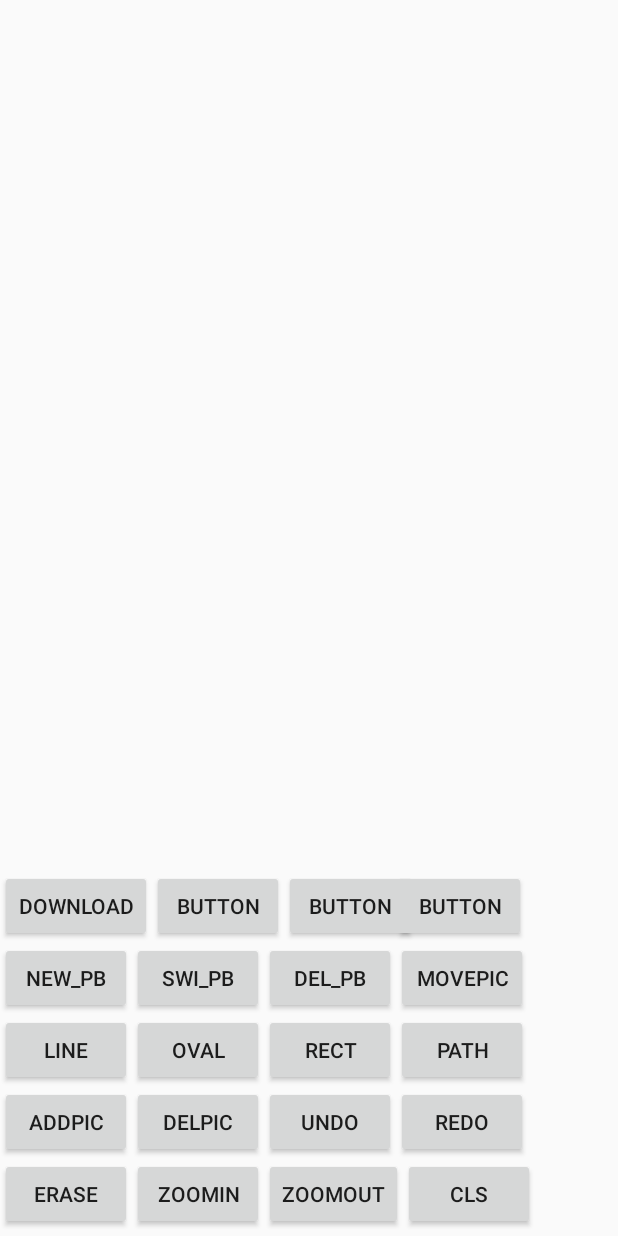
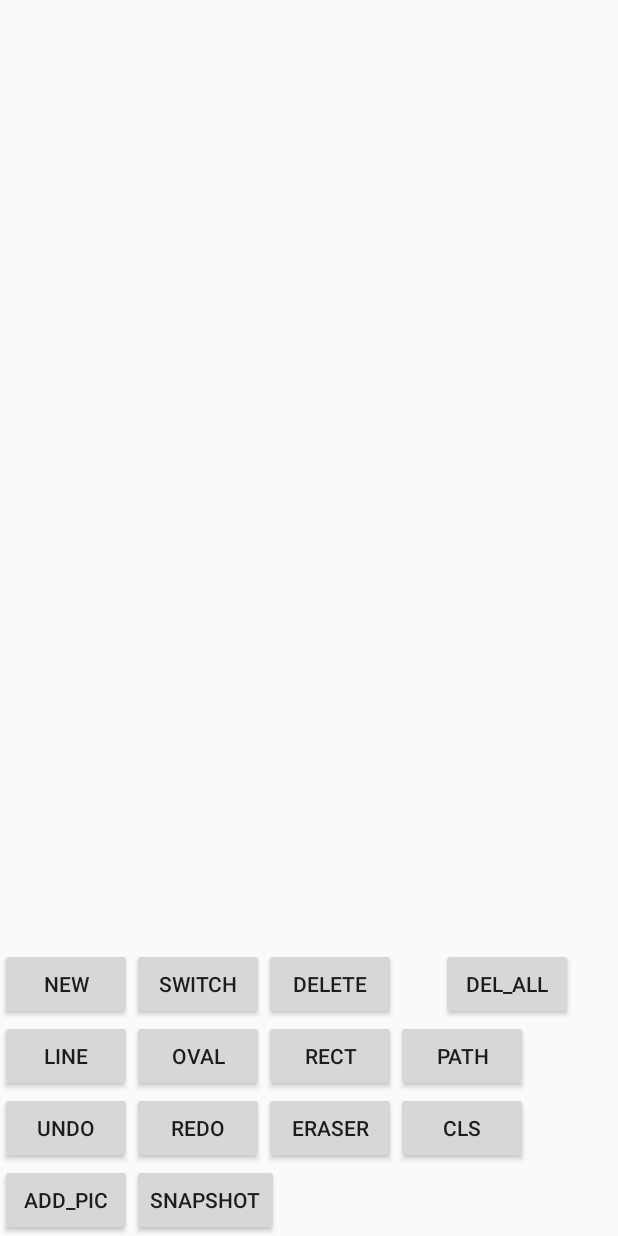
Before and after one commit to xingbiyanshu/vconfsdkdemo, an Android app: the DataCollaborateActivity screen opened directly, with no data from a screen before it, on a phone screen of 412 x 824 dp. Run offline under Robolectric (Android 15) with nearby library versions, the phone set to English and light mode, and no system bars; libraries missing offline, so code that uses them is left out: com.kedacom.vconf; 5 statements that could not run were skipped.

Commit message:
#########优化

```diff
--- a/app/src/main/res/layout/activity_data_collaborate.xml
+++ b/app/src/main/res/layout/activity_data_collaborate.xml
@@ -17,185 +17,137 @@
         android:layout_gravity="bottom"
         tools:ignore="HardcodedText" >
 
+
         <Button
-            android:id="@+id/create_paintboard"
+            android:id="@+id/new_board"
             android:layout_width="wrap_content"
             android:layout_height="wrap_content"
-            android:onClick="onCreatePaintBoardClicked"
-            android:text="new_pb"
-            app:layout_constraintBottom_toTopOf="@+id/op_drawline"
-            app:layout_constraintStart_toStartOf="parent"/>
+            android:onClick="onNewBoardClicked"
+            android:text="new"
+            app:layout_constraintLeft_toLeftOf="parent"
+            app:layout_constraintBottom_toTopOf="@id/line"/>
 
         <Button
-            android:id="@+id/switch_paintboard"
+            android:id="@+id/switch_board"
             android:layout_width="wrap_content"
             android:layout_height="wrap_content"
-            android:onClick="onSwitchPaintBoardClicked"
-            android:text="swi_pb"
-            app:layout_constraintBaseline_toBaselineOf="@+id/create_paintboard"
-            app:layout_constraintStart_toEndOf="@+id/create_paintboard" />
+            android:onClick="onSwitchBoardClicked"
+            android:text="switch"
+            app:layout_constraintBaseline_toBaselineOf="@id/new_board"
+            app:layout_constraintLeft_toRightOf="@id/new_board" />
 
         <Button
-            android:id="@+id/delete_paintboard"
+            android:id="@+id/delete_board"
             android:layout_width="wrap_content"
             android:layout_height="wrap_content"
-            android:onClick="onDeletePaintBoardClicked"
-            android:text="del_pb"
-            app:layout_constraintBaseline_toBaselineOf="@+id/switch_paintboard"
-            app:layout_constraintStart_toEndOf="@+id/switch_paintboard" />
+            android:onClick="onDelBoardClicked"
+            android:text="delete"
+            app:layout_constraintBaseline_toBaselineOf="@id/switch_board"
+            app:layout_constraintLeft_toRightOf="@id/switch_board" />
 
         <Button
-            android:id="@+id/op_movepic"
+            android:id="@+id/del_all_boards"
             android:layout_width="wrap_content"
             android:layout_height="wrap_content"
-            android:onClick="onMovePic"
-            android:text="movepic"
-            app:layout_constraintBaseline_toBaselineOf="@+id/delete_paintboard"
-            app:layout_constraintStart_toEndOf="@+id/delete_paintboard" />
+            android:onClick="onDelAllBoardsClicked"
+            android:text="del_all"
+            app:layout_constraintBaseline_toBaselineOf="@id/delete_board"
+            app:layout_constraintLeft_toRightOf="@id/delete_board"
+            app:layout_constraintRight_toRightOf="parent"/>
+
+
 
         <Button
-            android:id="@+id/op_erase"
+            android:id="@+id/line"
             android:layout_width="wrap_content"
             android:layout_height="wrap_content"
-            android:layout_marginBottom="4dp"
-            android:onClick="onEraseClicked"
-            android:text="erase"
-            app:layout_constraintBottom_toBottomOf="parent"
-            app:layout_constraintStart_toStartOf="parent" />
+            android:onClick="onLineClicked"
+            android:text="line"
+            app:layout_constraintLeft_toLeftOf="parent"
+            app:layout_constraintBottom_toTopOf="@id/undo" />
 
         <Button
-            android:id="@+id/op_zoomin"
+            android:id="@+id/oval"
             android:layout_width="wrap_content"
             android:layout_height="wrap_content"
-            android:onClick="onZoominClicked"
-            android:text="zoomin"
-            app:layout_constraintBaseline_toBaselineOf="@+id/op_erase"
-            app:layout_constraintStart_toEndOf="@+id/op_erase" />
+            android:onClick="onOvalClicked"
+            android:text="oval"
+            app:layout_constraintBaseline_toBaselineOf="@id/line"
+            app:layout_constraintLeft_toRightOf="@id/line" />
 
         <Button
-            android:id="@+id/op_zoomout"
+            android:id="@+id/rect"
             android:layout_width="wrap_content"
             android:layout_height="wrap_content"
-            android:onClick="onZoomoutClicked"
-            android:text="zoomout"
-            app:layout_constraintBaseline_toBaselineOf="@+id/op_zoomin"
-            app:layout_constraintStart_toEndOf="@+id/op_zoomin" />
+            android:onClick="onRectClicked"
+            android:text="rect"
+            app:layout_constraintBaseline_toBaselineOf="@id/oval"
+            app:layout_constraintLeft_toRightOf="@id/oval" />
 
         <Button
-            android:id="@+id/op_clearscreen"
+            android:id="@+id/path"
+            android:layout_width="wrap_content"
+            android:layout_height="wrap_content"
+            android:onClick="onPathClicked"
+            android:text="path"
+            app:layout_constraintBaseline_toBaselineOf="@id/rect"
+            app:layout_constraintLeft_toRightOf="@id/rect" />
+
+
+        <Button
+            android:id="@+id/undo"
+            android:layout_width="wrap_content"
+            android:layout_height="wrap_content"
+            android:onClick="onUndoClicked"
+            android:text="undo"
+            app:layout_constraintLeft_toLeftOf="parent"
+            app:layout_constraintBottom_toTopOf="@id/insert_pic" />
+
+        <Button
+            android:id="@+id/redo"
+            android:layout_width="wrap_content"
+            android:layout_height="wrap_content"
+            android:onClick="onRedoClicked"
+            android:text="redo"
+            app:layout_constraintBaseline_toBaselineOf="@id/undo"
+            app:layout_constraintLeft_toRightOf="@id/undo" />
+
+        <Button
+            android:id="@+id/eraser"
+            android:layout_width="wrap_content"
+            android:layout_height="wrap_content"
+            android:onClick="onEraserClicked"
+            android:text="eraser"
+            app:layout_constraintBaseline_toBaselineOf="@id/redo"
+            app:layout_constraintLeft_toRightOf="@id/redo" />
+
+        <Button
+            android:id="@+id/cls"
             android:layout_width="wrap_content"
             android:layout_height="wrap_content"
             android:onClick="onClearScreenClicked"
             android:text="cls"
-            app:layout_constraintBaseline_toBaselineOf="@+id/op_zoomout"
-            app:layout_constraintStart_toEndOf="@+id/op_zoomout" />
+            app:layout_constraintBaseline_toBaselineOf="@id/eraser"
+            app:layout_constraintLeft_toRightOf="@id/eraser"  />
+
 
         <Button
-            android:id="@+id/op_drawline"
-            android:layout_width="wrap_content"
-            android:layout_height="wrap_content"
-            android:onClick="onDrawLineClicked"
-            android:text="line"
-            app:layout_constraintBottom_toTopOf="@+id/op_insertpic"
-            app:layout_constraintStart_toStartOf="parent" />
-
-        <Button
-            android:id="@+id/op_drawoval"
-            android:layout_width="wrap_content"
-            android:layout_height="wrap_content"
-            android:onClick="onDrawOvalClicked"
-            android:text="oval"
-            app:layout_constraintBaseline_toBaselineOf="@+id/op_drawline"
-            app:layout_constraintStart_toEndOf="@+id/op_drawline" />
-
-        <Button
-            android:id="@+id/op_drawrect"
-            android:layout_width="wrap_content"
-            android:layout_height="wrap_content"
-            android:onClick="onDrawRectClicked"
-            android:text="rect"
-            app:layout_constraintBaseline_toBaselineOf="@+id/op_drawoval"
-            app:layout_constraintStart_toEndOf="@+id/op_drawoval" />
-
-        <Button
-            android:id="@+id/op_drawpath"
-            android:layout_width="wrap_content"
-            android:layout_height="wrap_content"
-            android:onClick="onDrawPathClicked"
-            android:text="path"
-            app:layout_constraintBaseline_toBaselineOf="@+id/op_drawrect"
-            app:layout_constraintStart_toEndOf="@+id/op_drawrect" />
-
-        <Button
-            android:id="@+id/op_insertpic"
+            android:id="@+id/insert_pic"
             android:layout_width="wrap_content"
             android:layout_height="wrap_content"
             android:onClick="onInsertPicClicked"
-            android:text="addpic"
-            app:layout_constraintBottom_toTopOf="@+id/op_erase"
-            app:layout_constraintStart_toStartOf="parent" />
+            android:text="add_pic"
+            app:layout_constraintBottom_toBottomOf="parent"
+            app:layout_constraintLeft_toLeftOf="parent" />
 
         <Button
-            android:id="@+id/op_deletepic"
+            android:id="@+id/snapshot"
             android:layout_width="wrap_content"
             android:layout_height="wrap_content"
-            android:onClick="onDeletePicClicked"
-            android:text="delpic"
-            app:layout_constraintBaseline_toBaselineOf="@+id/op_insertpic"
-            app:layout_constraintStart_toEndOf="@+id/op_insertpic" />
-
-        <Button
-            android:id="@+id/op_undo"
-            android:layout_width="wrap_content"
-            android:layout_height="wrap_content"
-            android:onClick="onUndoClicked"
-            android:text="undo"
-            app:layout_constraintBaseline_toBaselineOf="@+id/op_deletepic"
-            app:layout_constraintStart_toEndOf="@+id/op_deletepic" />
-
-        <Button
-            android:id="@+id/op_redo"
-            android:layout_width="wrap_content"
-            android:layout_height="wrap_content"
-            android:onClick="onRedoClicked"
-            android:text="redo"
-            app:layout_constraintBaseline_toBaselineOf="@+id/op_undo"
-            app:layout_constraintStart_toEndOf="@+id/op_undo" />
-
-        <Button
-            android:id="@+id/download_ops"
-            android:layout_width="wrap_content"
-            android:layout_height="wrap_content"
-            android:onClick="download"
-            android:text="download"
-            app:layout_constraintBottom_toTopOf="@+id/create_paintboard"
-            app:layout_constraintStart_toStartOf="@+id/create_paintboard" />
-
-        <Button
-            android:id="@+id/button7"
-            android:layout_width="wrap_content"
-            android:layout_height="wrap_content"
-            android:text="Button"
-            app:layout_constraintBaseline_toBaselineOf="@+id/download_ops"
-            app:layout_constraintStart_toEndOf="@+id/download_ops" />
-
-        <Button
-            android:id="@+id/button8"
-            android:layout_width="wrap_content"
-            android:layout_height="wrap_content"
-            android:text="Button"
-            app:layout_constraintBaseline_toBaselineOf="@+id/button7"
-            app:layout_constraintStart_toEndOf="@+id/button7" />
-
-        <Button
-            android:id="@+id/button9"
-            android:layout_width="wrap_content"
-            android:layout_height="wrap_content"
-            android:layout_marginRight="1dp"
-            android:text="Button"
-            app:layout_constraintBaseline_toBaselineOf="@+id/button8"
-            app:layout_constraintEnd_toEndOf="@+id/op_movepic"
-            tools:ignore="RtlHardcoded" />
+            android:onClick="onSnapshotClicked"
+            android:text="snapshot"
+            app:layout_constraintBaseline_toBaselineOf="@id/insert_pic"
+            app:layout_constraintLeft_toRightOf="@id/insert_pic" />
 
     </androidx.constraintlayout.widget.ConstraintLayout>
 
```
Also changed, not shown: app/src/main/java/com/sissi/vconfsdkdemo/DataCollaborateActivity.java (+185 -144 lines).
